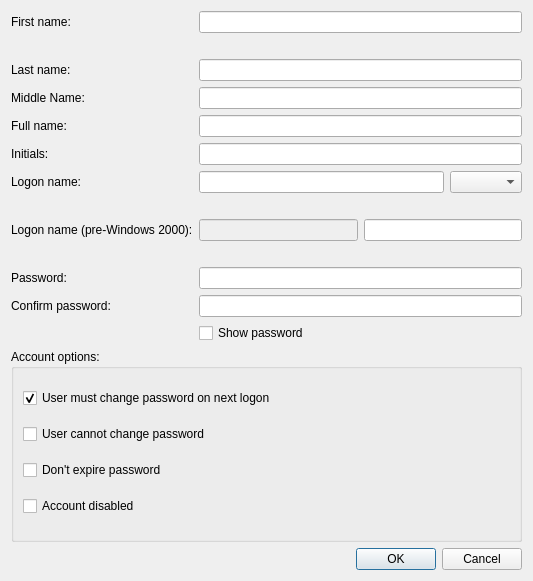
Qt form src/admc/ui/dialog/create/user.ui (altlinux/admc) before a commit.
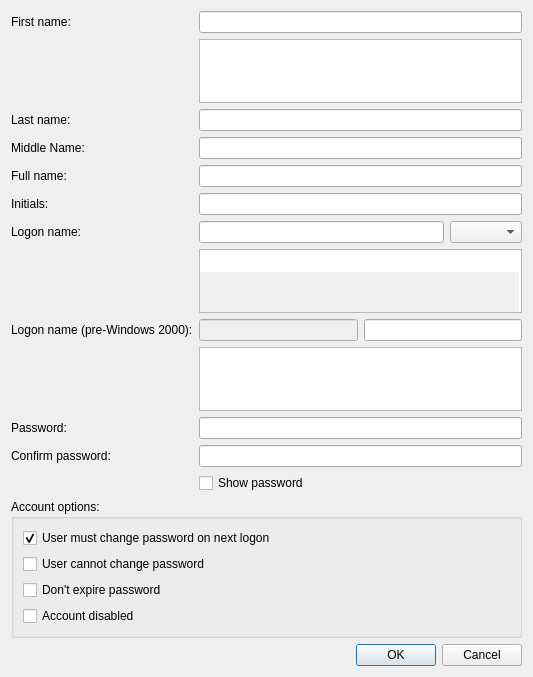
The same form after that commit.

Commit message:
fix(src/admc/ui/dialog/create/user): improve
* src/admc/ui/dialog/create/user.ui: Use "QPlainTextEdit" instead of
"QLabel" for displaying error messages.
* src/admc/ui/dialog/create/user.cpp
(CreateUserDialog::setup_field_validation): Update to use "QPlainTextEdit".
(CreateUserDialog::validate_fields): Likewise.
* src/admc/ui/dialog/create/user.h: Update.

The edit to the form file:
```diff
--- a/src/admc/ui/dialog/create/user.ui
+++ b/src/admc/ui/dialog/create/user.ui
@@ -27,16 +27,31 @@
        <widget class="QLineEdit" name="first_name_edit"/>
      </item>
      <item row="1" column="1">
-       <widget class="QLabel" name="first_name_error">
+       <widget class="QPlainTextEdit" name="first_name_error">
          <property name="visible">
            <bool>false</bool>
          </property>
+         <property name="readOnly">
+           <bool>true</bool>
+         </property>
          <property name="styleSheet">
            <string notr="true">color: #ff0000;</string>
          </property>
-         <property name="text">
+         <property name="plainText">
            <string></string>
          </property>
+         <property name="sizePolicy">
+           <sizepolicy hsizetype="Preferred" vsizetype="Preferred">
+             <horstretch>0</horstretch>
+             <verstretch>0</verstretch>
+           </sizepolicy>
+         </property>
+         <property name="maximumSize">
+           <size>
+             <width>16777215</width>
+             <height>64</height>
+           </size>
+         </property>
        </widget>
      </item>
      <item row="2" column="0">
@@ -97,16 +112,34 @@
       </layout>
      </item>
      <item row="7" column="1">
-       <widget class="QLabel" name="upn_prefix_error">
+       <widget class="QPlainTextEdit" name="upn_prefix_error">
          <property name="visible">
            <bool>false</bool>
          </property>
+         <property name="readOnly">
+           <bool>true</bool>
+         </property>
+         <property name="backgroundVisible">
+           <bool>true</bool>
+         </property>
          <property name="styleSheet">
            <string notr="true">color: #ff0000;</string>
          </property>
-         <property name="text">
+         <property name="plainText">
            <string></string>
          </property>
+         <property name="sizePolicy">
+           <sizepolicy hsizetype="Preferred" vsizetype="Preferred">
+             <horstretch>0</horstretch>
+             <verstretch>0</verstretch>
+           </sizepolicy>
+         </property>
+         <property name="maximumSize">
+           <size>
+             <width>16777215</width>
+             <height>64</height>
+           </size>
+         </property>
        </widget>
      </item>
      <item row="8" column="0">
@@ -131,16 +164,31 @@
       </layout>
      </item>
      <item row="9" column="1">
-       <widget class="QLabel" name="sam_name_error">
+       <widget class="QPlainTextEdit" name="sam_name_error">
          <property name="visible">
            <bool>false</bool>
          </property>
+         <property name="readOnly">
+           <bool>true</bool>
+         </property>
          <property name="styleSheet">
            <string notr="true">color: #ff0000;</string>
          </property>
-         <property name="text">
+         <property name="plainText">
            <string></string>
          </property>
+         <property name="sizePolicy">
+           <sizepolicy hsizetype="Preferred" vsizetype="Preferred">
+             <horstretch>0</horstretch>
+             <verstretch>0</verstretch>
+           </sizepolicy>
+         </property>
+         <property name="maximumSize">
+           <size>
+             <width>16777215</width>
+             <height>64</height>
+           </size>
+         </property>
        </widget>
      </item>
      <item row="10" column="0">
```
The commit also changes 2 other files.
